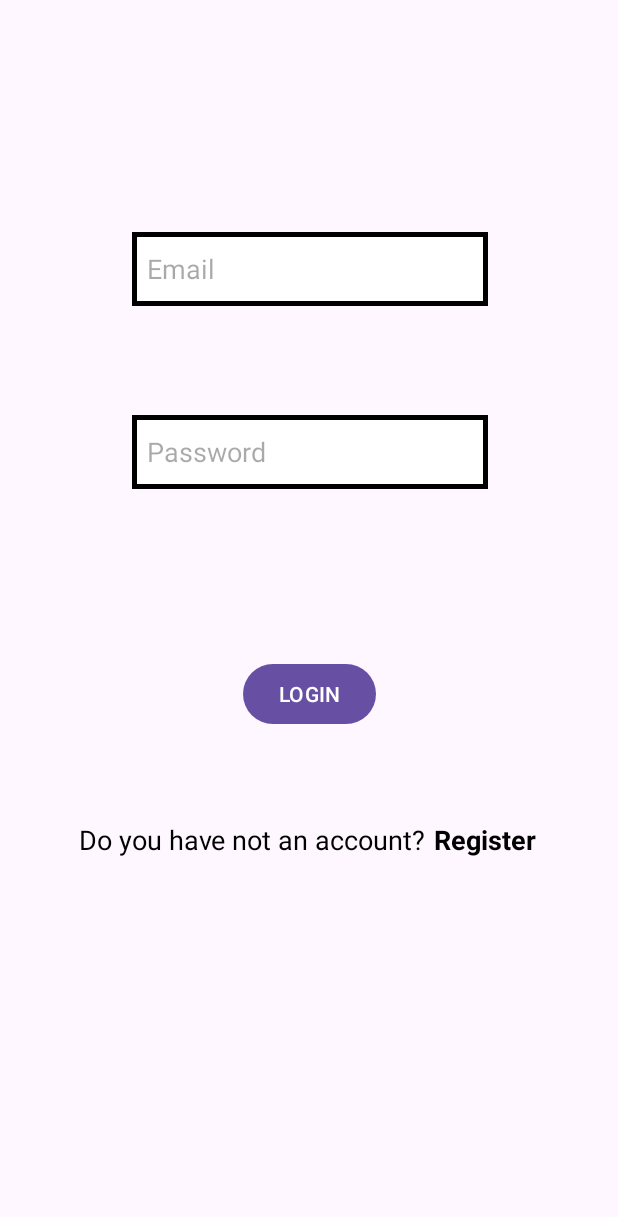
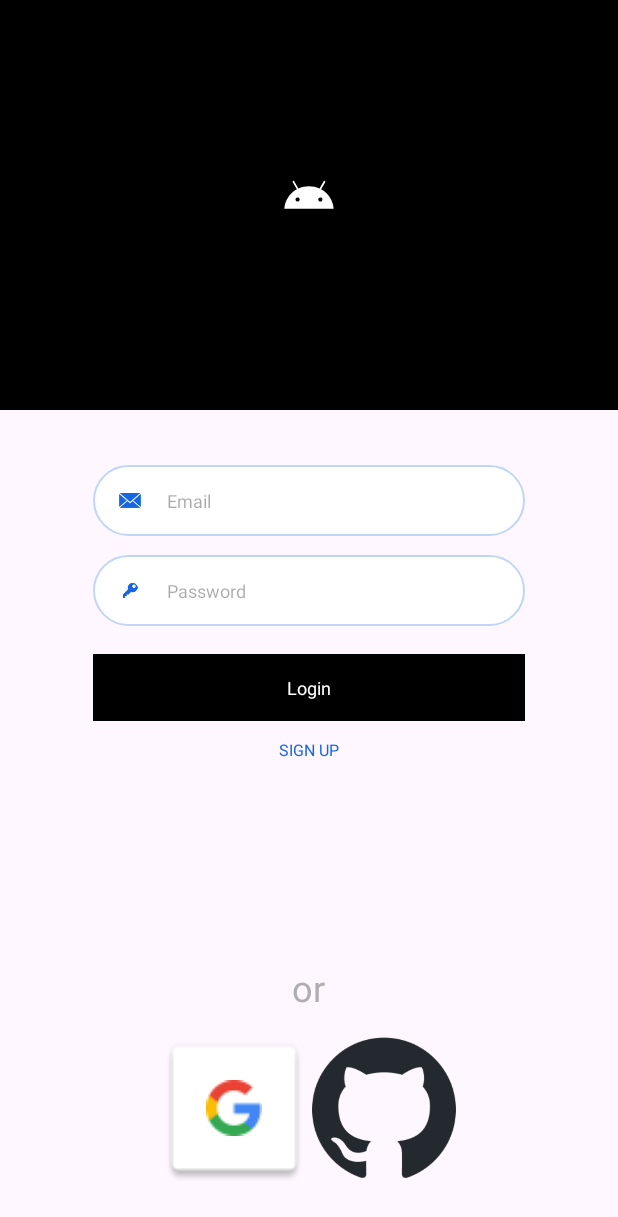
Before and after one commit to AGrieco96/3ALevels, an Android app: the layout login_email.xml on its own in the app's theme, with its tools: preview values and no code run, on a phone screen of 412 x 824 dp. Shown: the top 1217 px of the screen. Run offline under Robolectric (Android 15) with nearby library versions, the phone set to English and light mode, and no system bars.

Commit message:
login_email.xml changed and LoginEmailActivity fixed

```diff
--- a/app/build.gradle
+++ b/app/build.gradle
@@ -52,4 +52,6 @@ dependencies {
     implementation platform('com.google.firebase:firebase-bom:31.5.0')
     implementation 'com.google.firebase:firebase-analytics-ktx'
     implementation 'com.google.firebase:firebase-auth-ktx:21.3.0'
+    implementation 'com.google.android.gms:play-services-auth:20.5.0'
+
 }
--- a/app/src/main/java/com/A3Levels/MainActivity.kt
+++ b/app/src/main/java/com/A3Levels/MainActivity.kt
@@ -3,8 +3,10 @@ package com.A3Levels
 import android.content.Intent
 import android.os.Bundle
 import androidx.appcompat.app.AppCompatActivity
-import com.A3Levels.auth.RegisterEmailActivity
+import com.A3Levels.auth.LoginEmailActivity
 import com.A3Levels.databinding.ActivityMainBinding
+import com.google.firebase.auth.ktx.auth
+import com.google.firebase.ktx.Firebase
 
 class MainActivity : AppCompatActivity() {
 
@@ -16,13 +18,15 @@ class MainActivity : AppCompatActivity() {
         val view = binding.root
         setContentView(view)
 
+        Firebase.auth.signOut()
+
         binding.authText.setOnClickListener {
             goToRegister()
         }
     }
 
     private fun goToRegister(){
-        val intent = Intent(this, RegisterEmailActivity::class.java)
+        val intent = Intent(this, LoginEmailActivity::class.java)
         startActivity(intent)
     }
 }
--- a/app/src/main/java/com/A3Levels/auth/LoginEmailActivity.kt
+++ b/app/src/main/java/com/A3Levels/auth/LoginEmailActivity.kt
@@ -1,45 +1,82 @@
 package com.A3Levels.auth
 
+import android.content.ContentValues.TAG
 import android.content.Intent
 import android.os.Bundle
-import android.view.View
+import android.util.Log
 import android.widget.Toast
 import androidx.appcompat.app.AppCompatActivity
 import com.A3Levels.MainActivity
 import com.A3Levels.databinding.LoginEmailBinding
 import com.google.firebase.auth.FirebaseAuth
+import com.google.firebase.auth.ktx.auth
+import com.google.firebase.ktx.Firebase
 
 class LoginEmailActivity : AppCompatActivity() {
     private lateinit var auth: FirebaseAuth
     private lateinit var binding: LoginEmailBinding
 
+    public override fun onStart() {
+        super.onStart()
+        // Check if user is signed in (non-null) and update UI accordingly.
+        val currentUser = auth.currentUser
+        if(currentUser != null){
+            goToHome()
+            Toast.makeText(
+                baseContext, "User already logged.",
+                Toast.LENGTH_SHORT
+            ).show()
+        }
+    }
 
     override fun onCreate(savedInstanceState: Bundle?) {
         super.onCreate(savedInstanceState)
         binding = LoginEmailBinding.inflate(layoutInflater)
         val view = binding.root
         setContentView(view)
-        title="Login"
 
-        auth= FirebaseAuth.getInstance()
-    }
+        auth = Firebase.auth
 
-    fun login(view: View){
-        val email= binding.editTextEmailAddress.text.toString()
-        val password= binding.editTextPassword.text.toString()
-        auth.signInWithEmailAndPassword(email,password).addOnCompleteListener { task ->
-            if(task.isSuccessful){
-                val intent= Intent(this, MainActivity::class.java)
-                startActivity(intent)
-                finish()
-            }
-        }.addOnFailureListener { exception ->
-            Toast.makeText(applicationContext,exception.localizedMessage, Toast.LENGTH_LONG).show()
+        binding.textViewRegister.setOnClickListener {
+            goToRegister()
+        }
+
+        binding.buttonLogin.setOnClickListener {
+            login()
         }
     }
 
-    fun goToRegister(view: View){
-        val intent= Intent(this,RegisterEmailActivity::class.java)
+    private fun login() {
+        val email = binding.editTextEmailAddress.text.toString()
+        val password = binding.editTextPassword.text.toString()
+
+        if (email.isBlank() || password.isBlank()) {
+            Toast.makeText(this, "Email and Password can't be blank", Toast.LENGTH_SHORT).show()
+            return
+        }
+
+        auth.signInWithEmailAndPassword(email, password).addOnCompleteListener { task ->
+            if (task.isSuccessful) {
+                goToHome()
+                finish()
+            } else {
+                // If sign in fails, display a message to the user.
+                Log.w(TAG, "signInWithEmail:failure", task.exception)
+                Toast.makeText(
+                    baseContext, "Authentication failed.",
+                    Toast.LENGTH_SHORT
+                ).show()
+            }
+        }
+    }
+
+    private fun goToRegister(){
+        val intent = Intent(this, RegisterEmailActivity::class.java)
+        startActivity(intent)
+    }
+
+    private fun goToHome(){
+        val intent = Intent(this, MainActivity::class.java)
         startActivity(intent)
     }
 }
--- a/app/src/main/java/com/A3Levels/auth/RegisterEmailActivity.kt
+++ b/app/src/main/java/com/A3Levels/auth/RegisterEmailActivity.kt
@@ -1,10 +1,11 @@
 package com.A3Levels.auth
 
+import android.content.ContentValues.TAG
 import android.content.Intent
 import android.os.Bundle
+import android.util.Log
 import android.widget.Toast
 import androidx.appcompat.app.AppCompatActivity
-import com.A3Levels.MainActivity
 import com.A3Levels.databinding.RegisterEmailBinding
 import com.google.firebase.auth.FirebaseAuth
 import com.google.firebase.auth.ktx.auth
@@ -50,12 +51,15 @@ class RegisterEmailActivity : AppCompatActivity() {
 
         auth.createUserWithEmailAndPassword(email,password).addOnCompleteListener { task ->
             if(task.isSuccessful){
-                val intent = Intent(this, MainActivity::class.java)
-                startActivity(intent)
+                goToLogin()
+                val currentUser = auth.currentUser
                 finish()
+            } else {
+            // If sign in fails, display a message to the user.
+            Log.w(TAG, "signInWithEmail:failure", task.exception)
+            Toast.makeText(baseContext, "Authentication failed.",
+                Toast.LENGTH_SHORT).show()
             }
-        }.addOnFailureListener { exception ->
-            Toast.makeText(applicationContext,exception.localizedMessage,Toast.LENGTH_LONG).show()
         }
     }
 
--- /dev/null
+++ b/app/src/main/res/drawable/blue_border_rounded_cornwe.xml
@@ -0,0 +1,6 @@
+<?xml version="1.0" encoding="utf-8"?>
+<shape xmlns:android="http://schemas.android.com/apk/res/android" android:shape="rectangle">
+<solid android:color="#FFFFFF"/>
+<stroke android:color="#c0d6f7" android:width="1.3dp"/>
+<corners android:radius="23dp"/>
+</shape>
--- a/app/src/main/res/layout/login_email.xml
+++ b/app/src/main/res/layout/login_email.xml
@@ -1,90 +1,186 @@
 <?xml version="1.0" encoding="utf-8"?>
-<androidx.constraintlayout.widget.ConstraintLayout xmlns:android="http://schemas.android.com/apk/res/android"
+<RelativeLayout xmlns:android="http://schemas.android.com/apk/res/android"
     xmlns:app="http://schemas.android.com/apk/res-auto"
     xmlns:tools="http://schemas.android.com/tools"
     android:layout_width="match_parent"
     android:layout_height="match_parent"
     tools:context=".auth.LoginEmailActivity">
+
+
+    <LinearLayout
+        android:layout_width="match_parent"
+        android:layout_height="wrap_content"
+        android:orientation="vertical">
+
+
+        <FrameLayout
+            android:layout_width="match_parent"
+            android:layout_height="273dp"
+            android:background="@color/black">
+
+            <ImageView
+                android:layout_width="77dp"
+                android:layout_height="77dp"
+                android:layout_marginTop="93dp"
+                android:layout_gravity="center_horizontal"
+                android:src="@drawable/ic_launcher_foreground"/>
+
+        </FrameLayout>
+
+
+        <RelativeLayout
+            android:layout_width="wrap_content"
+            android:layout_height="wrap_content"
+            android:layout_marginLeft="62dp"
+            android:layout_marginTop="36.7dp"
+            android:layout_marginRight="62dp"
+            android:background="@drawable/blue_border_rounded_cornwe">
+
+            <!-- INPUT -->
             <EditText
                 android:id="@+id/editTextEmailAddress"
-        android:layout_width="237dp"
-        android:layout_height="49dp"
-        android:layout_marginTop="104dp"
-        android:layout_marginBottom="12dp"
-        android:background="@drawable/edittextbackground"
-        android:ems="10"
+                android:layout_width="match_parent"
+                android:layout_height="wrap_content"
+                android:layout_toRightOf="@+id/username_icon"
+                android:background="@android:color/transparent"
                 android:hint="Email"
                 android:inputType="textEmailAddress"
-        android:padding="10dp"
-        android:textColor="@color/black"
-        app:layout_constraintBottom_toTopOf="@+id/editTextPassword"
-        app:layout_constraintEnd_toEndOf="parent"
-        app:layout_constraintHorizontal_bias="0.502"
-        app:layout_constraintStart_toStartOf="parent"
-        app:layout_constraintTop_toTopOf="parent" />
+                android:maxLines="1"
+                android:paddingLeft="17dp"
+                android:paddingTop="15dp"
+                android:paddingBottom="15dp"
+                android:textCursorDrawable="@color/black"
+                android:textSize="12sp" />
 
+            <!-- ICON -->
+            <ImageView
+                android:id="@+id/username_icon"
+                android:layout_width="14.7dp"
+                android:layout_height="10.3dp"
+                android:layout_centerVertical="true"
+                android:layout_marginLeft="17dp"
+                android:src="@drawable/email" />
+
+        </RelativeLayout>
+
+
+        <RelativeLayout
+            android:layout_width="wrap_content"
+            android:layout_height="wrap_content"
+            android:layout_marginLeft="62dp"
+            android:layout_marginRight="62dp"
+            android:layout_marginTop="12.7dp"
+            android:background="@drawable/blue_border_rounded_cornwe">
+
+            <!-- INPUT -->
             <EditText
                 android:id="@+id/editTextPassword"
-        android:layout_width="237dp"
-        android:layout_height="49dp"
-        android:layout_marginTop="10dp"
-        android:layout_marginBottom="41dp"
-        android:background="@drawable/edittextbackground"
-        android:ems="10"
+                android:layout_toRightOf="@+id/icon"
                 android:hint="Password"
+                android:textSize="12sp"
+                android:paddingLeft="17dp"
+                android:paddingTop="15dp"
+                android:maxLines="1"
                 android:inputType="textPassword"
-        android:padding="10dp"
-        android:textColor="@color/black"
-        app:layout_constraintBottom_toTopOf="@+id/buttonRegister"
-        app:layout_constraintStart_toStartOf="@+id/editTextEmailAddress"
-        app:layout_constraintTop_toBottomOf="@+id/editTextEmailAddress" />
+                android:paddingBottom="15dp"
+                android:maxLength="10"
+                android:textCursorDrawable="@color/black"
+                android:background="@android:color/transparent"
+                android:layout_width="match_parent"
+                android:layout_height="wrap_content"/>
 
-    <Button
-        android:id="@+id/buttonRegister"
-        android:layout_width="wrap_content"
-        android:layout_height="wrap_content"
-        android:layout_marginTop="20dp"
-        android:layout_marginBottom="10dp"
-        android:text="LOGIN"
-        android:onClick="login"
-        android:textColor="@color/white"
-        app:layout_constraintBottom_toTopOf="@+id/linearLayout"
-        app:layout_constraintEnd_toEndOf="parent"
-        app:layout_constraintStart_toStartOf="parent"
-        app:layout_constraintTop_toBottomOf="@+id/editTextPassword" />
+            <!-- ICON -->
+            <ImageView
+                android:id="@+id/icon"
+                android:src="@drawable/password"
+                android:layout_width="14.7dp"
+                android:layout_height="10.3dp"
+                android:layout_marginLeft="17dp"
+                android:layout_centerVertical="true"
+                />
 
-    <LinearLayout
-        android:id="@+id/linearLayout"
-        android:layout_width="366dp"
-        android:layout_height="56dp"
-        android:layout_marginBottom="170dp"
-        android:orientation="horizontal"
-        app:layout_constraintBottom_toBottomOf="parent"
-        app:layout_constraintEnd_toEndOf="parent"
-        app:layout_constraintHorizontal_bias="0.488"
-        app:layout_constraintStart_toStartOf="parent"
-        app:layout_constraintTop_toBottomOf="@+id/buttonRegister">
+        </RelativeLayout>
+
 
         <TextView
-            android:id="@+id/textView"
+            android:id="@+id/buttonLogin"
             android:layout_width="match_parent"
             android:layout_height="wrap_content"
-            android:layout_marginLeft="30dp"
-            android:layout_weight="0.75"
-            android:text="Do you have not an account?"
-            android:textColor="@color/black"
-            android:textSize="18sp" />
+            android:layout_gravity="center"
+            android:layout_marginLeft="62dp"
+            android:layout_marginTop="18.7dp"
+            android:layout_marginRight="62dp"
+            android:background="@color/black"
+            android:gravity="center"
+            android:paddingTop="14dp"
+            android:paddingBottom="14dp"
+            android:text="Login"
+            android:textColor="#ffffff"
+            android:textSize="12sp" />
 
         <TextView
             android:id="@+id/textViewRegister"
+            android:layout_width="wrap_content"
+            android:layout_height="wrap_content"
+            android:layout_gravity="center"
+            android:layout_marginTop="12dp"
+            android:text="SIGN UP"
+            android:textColor="#1566e0"
+            android:textSize="10.5sp" />
+
+
+
+    </LinearLayout>
+
+
+
+
+    <LinearLayout
         android:layout_width="match_parent"
         android:layout_height="wrap_content"
-            android:layout_weight="2"
-            android:text="Register"
-            android:onClick="goToRegister"
-            android:textColor="@color/black"
-            android:textSize="18sp"
-            android:textStyle="bold" />
+        android:layout_alignParentBottom="true"
+        android:orientation="vertical">
+
+        <LinearLayout
+            android:layout_width="match_parent"
+            android:layout_height="wrap_content"
+            android:gravity="center"
+            android:layout_marginBottom="13.7dp"
+            android:orientation="horizontal">
+
+
+            <TextView
+                android:layout_width="wrap_content"
+                android:layout_height="wrap_content"
+                android:gravity="center_horizontal"
+                android:text="or"
+                android:textColor="#aeaeae"
+                android:textSize="24sp" />
+
+
         </LinearLayout>
 
-</androidx.constraintlayout.widget.ConstraintLayout>
+        <LinearLayout
+            android:layout_width="match_parent"
+            android:layout_height="wrap_content"
+            android:gravity="center"
+            android:layout_marginBottom="35dp"
+            android:orientation="horizontal">
+
+            <ImageView
+                android:layout_width="100dp"
+                android:layout_height="100dp"
+                android:src="@drawable/common_google_signin_btn_icon_light_normal"/>
+
+            <ImageView
+                android:layout_width="100dp"
+                android:layout_height="100dp"
+                android:src="@drawable/github_mark"/>
+
+        </LinearLayout>
+
+
+
+    </LinearLayout>
+
+</RelativeLayout>
```
Also changed, not shown: app/src/main/res/drawable/email.png (added), app/src/main/res/drawable/github_mark.png (added), app/src/main/res/drawable/password.png (added). Lines whose indentation alone changed are shown as unchanged.
